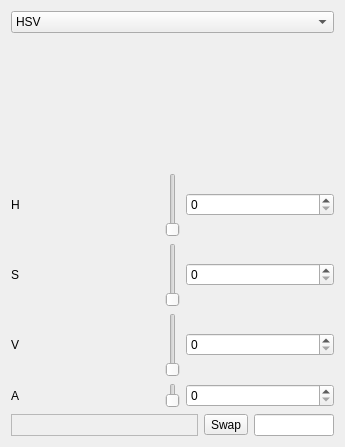
mbasaglia/glaxnimate, file src/gui/widgets/shape_style/color_selector.ui: the form before one commit.
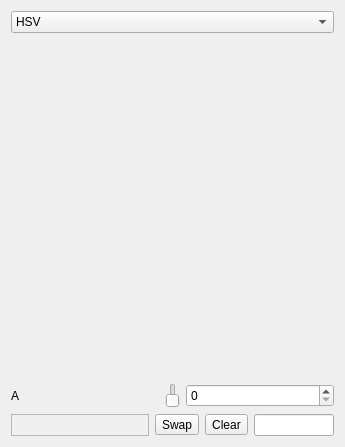
The form after the commit. The open tabs and pages were chosen to show the change. Icons and pictures are not drawn. Custom widgets are drawn as their Qt base class.

Commit message: Button to clear fill/stroke colors

Patch:
```diff
--- a/src/gui/widgets/shape_style/color_selector.ui
+++ b/src/gui/widgets/shape_style/color_selector.ui
@@ -550,6 +550,7 @@
        </item>
       </layout>
      </widget>
+     <widget class="QWidget" name="page"/>
     </widget>
    </item>
    <item>
@@ -674,6 +675,16 @@
        </property>
       </widget>
      </item>
+     <item>
+      <widget class="QToolButton" name="btn_clear">
+       <property name="text">
+        <string>Clear</string>
+       </property>
+       <property name="icon">
+        <iconset theme="paint-none"/>
+       </property>
+      </widget>
+     </item>
      <item>
       <widget class="color_widgets::ColorLineEdit" name="color_line_edit">
        <property name="sizePolicy">
```
Left out of the diff: 49 changed lines with no effect on the pictures. The commit also changes 11 other files.
